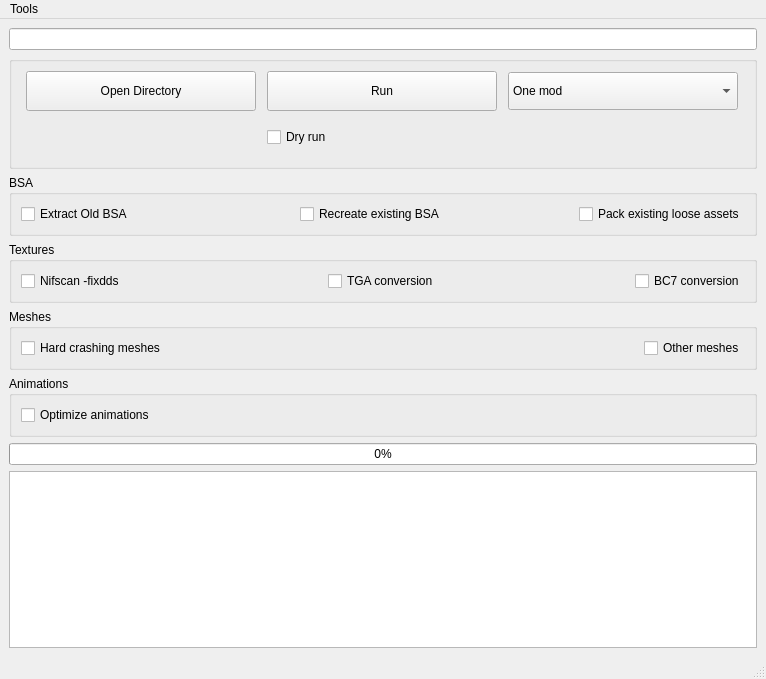
This is mainwindow.ui in Guekka/cathedral-assets-optimizer as Qt 5 draws it before an edit. The edited form follows.
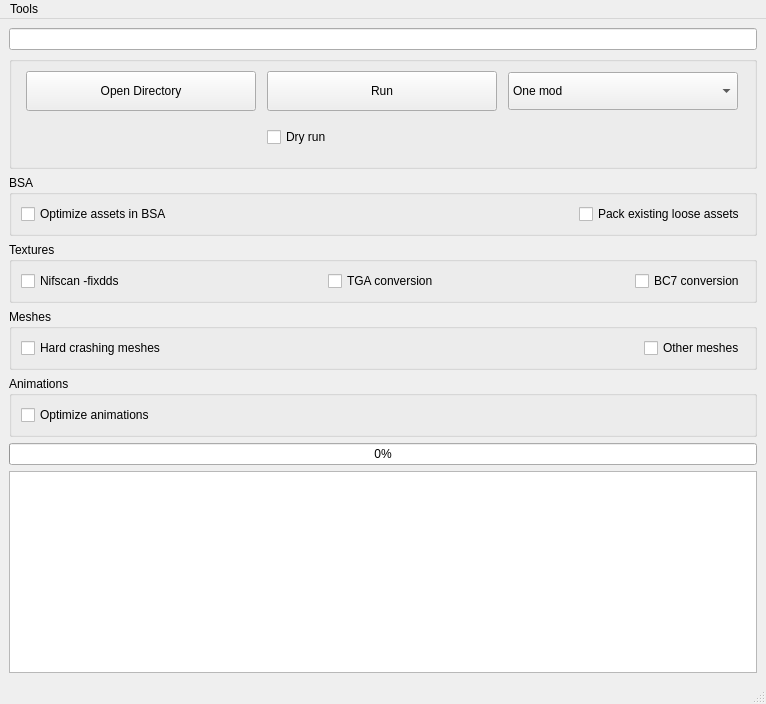
This is the edited form.

```diff
--- a/mainwindow.ui
+++ b/mainwindow.ui
@@ -7,7 +7,7 @@
     <x>0</x>
     <y>0</y>
     <width>766</width>
-    <height>679</height>
+    <height>704</height>
    </rect>
   </property>
   <property name="sizePolicy">
@@ -185,26 +185,7 @@
           <string>&lt;html&gt;&lt;head/&gt;&lt;body&gt;&lt;p&gt;Extracts any BSAs present in the mod folder.&lt;/p&gt;&lt;/body&gt;&lt;/html&gt;</string>
          </property>
          <property name="text">
-          <string>Extract Old BSA</string>
-         </property>
-        </widget>
-       </item>
-       <item>
-        <widget class="QCheckBox" name="recreateBsaCheckbox">
-         <property name="sizePolicy">
-          <sizepolicy hsizetype="Expanding" vsizetype="Fixed">
-           <horstretch>0</horstretch>
-           <verstretch>0</verstretch>
-          </sizepolicy>
-         </property>
-         <property name="cursor">
-          <cursorShape>WhatsThisCursor</cursorShape>
-         </property>
-         <property name="toolTip">
-          <string>&lt;html&gt;&lt;head/&gt;&lt;body&gt;&lt;p&gt;Creates a new BSA after processing the previously extracted assets.&lt;/p&gt;&lt;/body&gt;&lt;/html&gt;</string>
-         </property>
-         <property name="text">
-          <string>Recreate existing BSA</string>
+          <string>Optimize assets in BSA</string>
          </property>
         </widget>
        </item>
```
Left out of the diff: 2 changed lines with no effect on the pictures.
